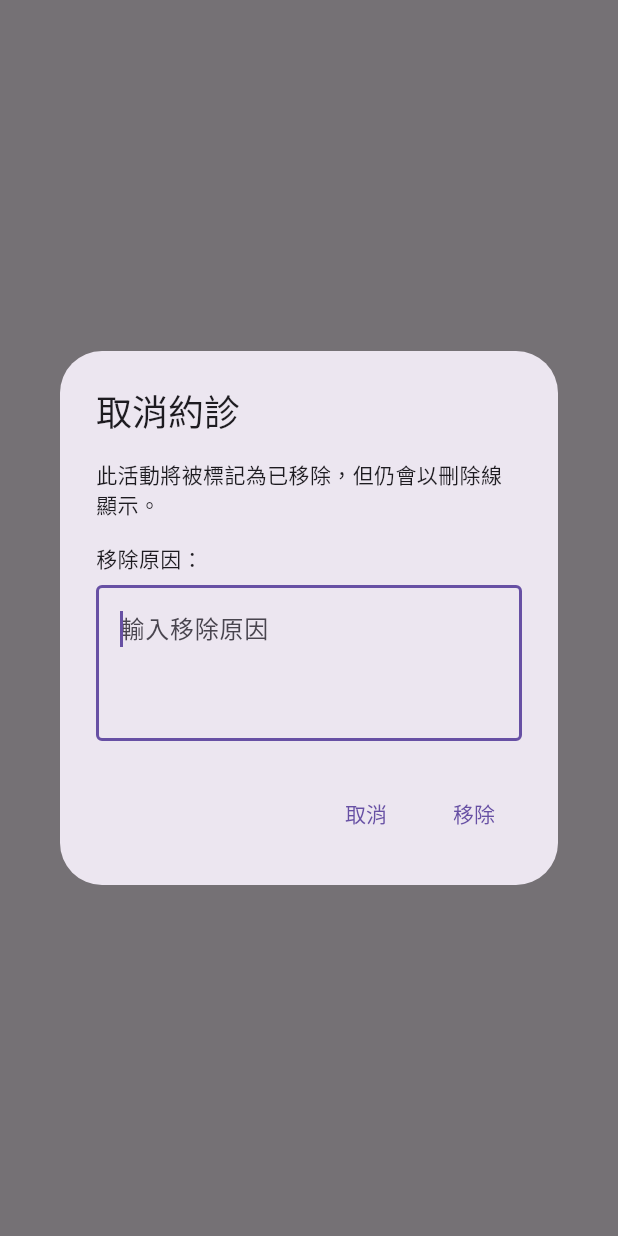
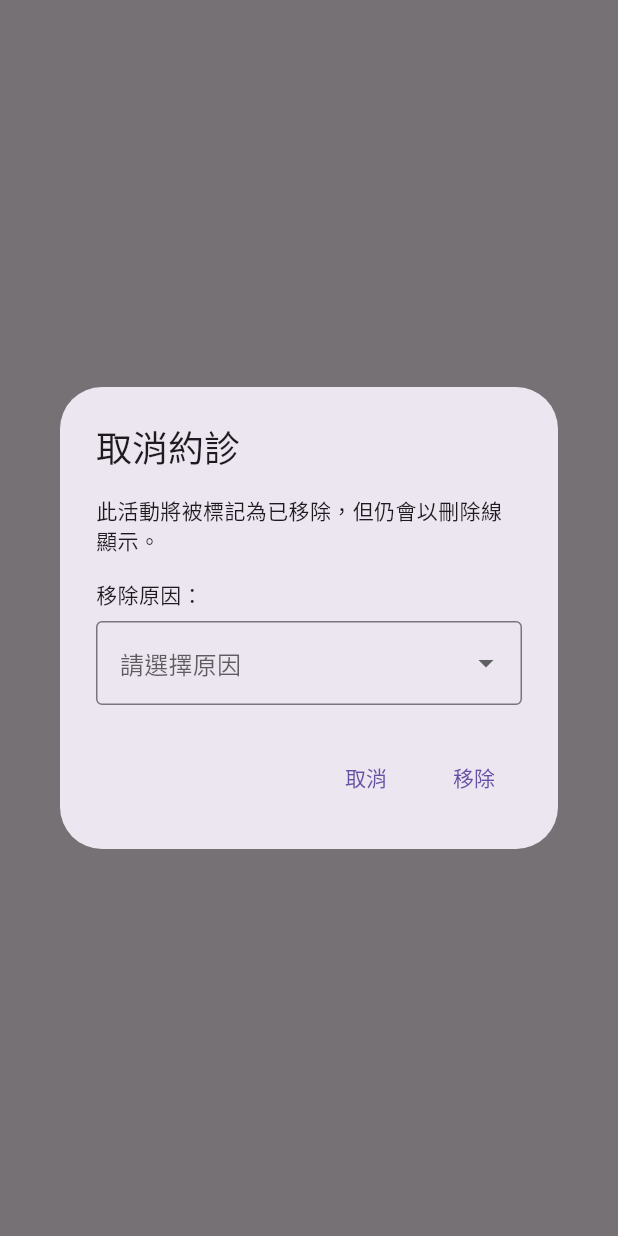
Before and after one commit to igeryoung/AppointmentApp, a Flutter app: what show() shows on an empty page, opened directly, on a phone screen of 412 x 824 dp. Run offline on Flutter 3.47's test engine with Material 3 defaults, Android fonts, the phone set to English and light mode, and no system bars; our stand-ins replace connectivity_plus, equatable, flutter_bloc, get_it, shared_preferences, sqflite; accounts and stored records are empty; network calls fail.

Commit message:
feat: add dropdown menu with 17 default change/cancel reasons
- Create constants file with predefined reason options
- Replace free-text fields with dropdown in all dialogs
- Add conditional text field for "其他：備註請寫明" option
- Implement validation for dropdown selection and additional text
- Storage format remains unchanged (TEXT in database)
- Applies to both change time and cancel event operations

Modified files:
- lib/constants/change_reasons.dart (new)
- lib/screens/event_detail/dialogs/remove_event_dialog.dart
- lib/screens/event_detail/dialogs/change_time_dialog.dart
- lib/screens/schedule/services/event_management_service.dart

```diff
--- a/lib/screens/event_detail/dialogs/remove_event_dialog.dart
+++ b/lib/screens/event_detail/dialogs/remove_event_dialog.dart
@@ -1,15 +1,22 @@
 import 'package:flutter/material.dart';
 import '../../../l10n/app_localizations.dart';
+import '../../../constants/change_reasons.dart';
 
 /// Dialog to remove event with a reason
 class RemoveEventDialog {
   static Future<String?> show(BuildContext context) async {
     final l10n = AppLocalizations.of(context)!;
-    final controller = TextEditingController();
+    final additionalTextController = TextEditingController();
+    String? selectedReason;
+    String? errorMessage;
 
     final result = await showDialog<String>(
       context: context,
       builder: (context) {
+        return StatefulBuilder(
+          builder: (context, setState) {
+            final showAdditionalField = ChangeReasons.requiresAdditionalInput(selectedReason);
+
             return AlertDialog(
               title: Text(l10n.removeEventTitle),
               content: Column(
@@ -20,15 +27,45 @@ class RemoveEventDialog {
                   const SizedBox(height: 16),
                   Text(l10n.reasonForRemovalField),
                   const SizedBox(height: 8),
+                  // Dropdown for reason selection
+                  DropdownButtonFormField<String>(
+                    value: selectedReason,
+                    decoration: InputDecoration(
+                      hintText: '請選擇原因',
+                      border: const OutlineInputBorder(),
+                      errorText: errorMessage,
+                    ),
+                    isExpanded: true,
+                    items: ChangeReasons.allReasons.map((reason) {
+                      return DropdownMenuItem(
+                        value: reason,
+                        child: Text(reason),
+                      );
+                    }).toList(),
+                    onChanged: (value) {
+                      setState(() {
+                        selectedReason = value;
+                        errorMessage = null;
+                        // Clear additional text when switching away from "other"
+                        if (!ChangeReasons.requiresAdditionalInput(value)) {
+                          additionalTextController.clear();
+                        }
+                      });
+                    },
+                  ),
+                  // Conditional text field for "other" option
+                  if (showAdditionalField) ...[
+                    const SizedBox(height: 12),
                     TextField(
-                controller: controller,
-                decoration: InputDecoration(
-                  hintText: l10n.enterReasonForRemoval,
-                  border: const OutlineInputBorder(),
+                      controller: additionalTextController,
+                      decoration: const InputDecoration(
+                        hintText: '請輸入其他原因...',
+                        border: OutlineInputBorder(),
                       ),
-                maxLines: 3,
+                      maxLines: 2,
                       autofocus: true,
                     ),
+                  ],
                 ],
               ),
               actions: [
@@ -37,14 +74,41 @@ class RemoveEventDialog {
                   child: Text(l10n.cancel),
                 ),
                 TextButton(
-              onPressed: () => Navigator.pop(context, controller.text.trim()),
+                  onPressed: () {
+                    // Validation
+                    if (selectedReason == null) {
+                      setState(() {
+                        errorMessage = '請選擇原因';
+                      });
+                      return;
+                    }
+
+                    // If "other" option, validate additional text
+                    if (showAdditionalField) {
+                      final additionalText = additionalTextController.text.trim();
+                      if (additionalText.isEmpty) {
+                        // Show error for empty additional text
+                        ScaffoldMessenger.of(context).showSnackBar(
+                          const SnackBar(content: Text('請輸入其他原因')),
+                        );
+                        return;
+                      }
+                      final formattedReason = ChangeReasons.formatReason(selectedReason!, additionalText);
+                      Navigator.pop(context, formattedReason);
+                    } else {
+                      Navigator.pop(context, selectedReason);
+                    }
+                  },
                   child: Text(l10n.removeButton),
                 ),
               ],
             );
           },
         );
+      },
+    );
 
+    additionalTextController.dispose();
     return result;
   }
 }
```
Also changed, not shown: lib/constants/change_reasons.dart (added, +46 -0 lines), lib/screens/event_detail/dialogs/change_time_dialog.dart (+61 -23 lines), lib/screens/schedule/services/event_management_service.dart (+65 -7 lines). Lines whose indentation alone changed are shown as unchanged.
